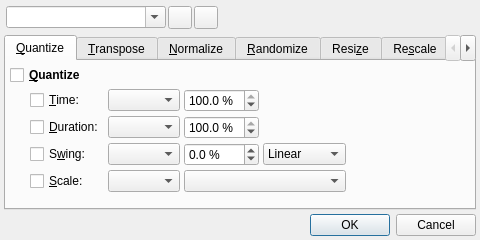
This is src/qtractorMidiToolsForm.ui in rncbc/qtractor as Qt 5 draws it before an edit. The edited form follows.
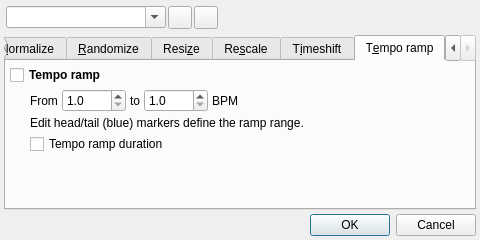
This is the edited form. The open tabs and pages were chosen to show the change. Icons and pictures are not drawn. Custom widgets are drawn as their Qt base class.

Commit message: - Introducing brand new MIDI clip tool: Tempo ramp. (EXPERIMENTAL)

Patch:
```diff
--- a/src/qtractorMidiToolsForm.ui
+++ b/src/qtractorMidiToolsForm.ui
@@ -150,7 +150,7 @@
          </property>
          <property name="sizeHint" stdset="0">
           <size>
-           <width>16</width>
+           <width>20</width>
            <height>20</height>
           </size>
          </property>
@@ -211,7 +211,7 @@
          </property>
          <property name="sizeHint" stdset="0">
           <size>
-           <width>16</width>
+           <width>20</width>
            <height>20</height>
           </size>
          </property>
@@ -342,7 +342,7 @@
          </property>
          <property name="sizeHint" stdset="0">
           <size>
-           <width>73</width>
+           <width>20</width>
            <height>20</height>
           </size>
          </property>
@@ -377,7 +377,7 @@
          <property name="sizeHint" stdset="0">
           <size>
            <width>20</width>
-           <height>16</height>
+           <height>20</height>
           </size>
          </property>
         </spacer>
@@ -1378,8 +1378,170 @@
          </property>
          <property name="sizeHint" stdset="0">
           <size>
-           <width>358</width>
-           <height>38</height>
+           <width>360</width>
+           <height>20</height>
+          </size>
+         </property>
+        </spacer>
+       </item>
+      </layout>
+     </widget>
+     <widget class="QWidget" name="Temporamp">
+      <attribute name="title">
+       <string>T&amp;empo ramp</string>
+      </attribute>
+      <layout class="QGridLayout">
+       <item row="0" column="0" colspan="7">
+        <widget class="QCheckBox" name="TemporampCheckBox">
+         <property name="font">
+          <font>
+           <weight>75</weight>
+           <bold>true</bold>
+          </font>
+         </property>
+         <property name="toolTip">
+          <string>Tempo ramp selected events</string>
+         </property>
+         <property name="text">
+          <string>Tempo ramp</string>
+         </property>
+        </widget>
+       </item>
+       <item row="1" column="0">
+        <spacer>
+         <property name="orientation">
+          <enum>Qt::Horizontal</enum>
+         </property>
+         <property name="sizeType">
+          <enum>QSizePolicy::Fixed</enum>
+         </property>
+         <property name="sizeHint" stdset="0">
+          <size>
+           <width>16</width>
+           <height>20</height>
+          </size>
+         </property>
+        </spacer>
+       </item>
+       <item row="1" column="1">
+        <widget class="QLabel" name="TemporampFromLabel">
+         <property name="text">
+          <string>From</string>
+         </property>
+        </widget>
+       </item>
+       <item row="1" column="2">
+        <widget class="QDoubleSpinBox" name="TemporampFromSpinBox">
+         <property name="minimumSize">
+          <size>
+           <width>60</width>
+           <height>0</height>
+          </size>
+         </property>
+         <property name="toolTip">
+          <string>Tempo ramp start</string>
+         </property>
+         <property name="accelerated">
+          <bool>true</bool>
+         </property>
+         <property name="decimals">
+          <number>1</number>
+         </property>
+         <property name="minimum">
+          <double>1.0</double>
+         </property>
+         <property name="maximum">
+          <double>1000.0</double>
+         </property>
+         <property name="singleStep">
+          <double>0.1</double>
+         </property>
+         <property name="value">
+          <double>0.0</double>
+         </property>
+        </widget>
+       </item>
+       <item row="1" column="3">
+        <widget class="QLabel" name="TemporampToLabel">
+         <property name="text">
+          <string>to</string>
+         </property>
+        </widget>
+       </item>
+       <item row="1" column="4">
+        <widget class="QDoubleSpinBox" name="TemporampToSpinBox">
+         <property name="minimumSize">
+          <size>
+           <width>60</width>
+           <height>0</height>
+          </size>
+         </property>
+         <property name="toolTip">
+          <string>Temporamp end</string>
+         </property>
+         <property name="accelerated">
+          <bool>true</bool>
+         </property>
+         <property name="decimals">
+          <number>1</number>
+         </property>
+         <property name="minimum">
+          <double>1.0</double>
+         </property>
+         <property name="maximum">
+          <double>1000.0</double>
+         </property>
+         <property name="singleStep">
+          <double>0.1</double>
+         </property>
+         <property name="value">
+          <double>0.0</double>
+         </property>
+        </widget>
+       </item>
+       <item row="1" column="5">
+        <widget class="QLabel" name="TemporampBpmLabel">
+         <property name="text">
+          <string>BPM</string>
+         </property>
+        </widget>
+       </item>
+       <item row="1" column="6">
+        <spacer>
+         <property name="orientation">
+          <enum>Qt::Horizontal</enum>
+         </property>
+          <property name="sizeHint" stdset="0">
+          <size>
+           <width>20</width>
+           <height>20</height>
+          </size>
+         </property>
+        </spacer>
+       </item>
+       <item row="2" column="1" colspan="6">
+        <widget class="QLabel" name="TemporampText">
+         <property name="text">
+          <string>Edit head/tail (blue) markers define the ramp range.</string>
+         </property>
+        </widget>
+       </item>
+       <item row="3" column="1" colspan="5">
+        <widget class="QCheckBox" name="TemporampDurationCheckBox">
+         <property name="text">
+          <string>Tempo ramp duration</string>
+         </property>
+        </widget>
+       </item>
+       <item row="4" column="1" colspan="6">
+        <spacer>
+         <property name="orientation">
+          <enum>Qt::Vertical</enum>
+         </property>
+         <property name="sizeHint" stdset="0">
+          <size>
+           <width>360</width>
+           <height>20</height>
           </size>
          </property>
         </spacer>
```
Left out of the diff: 37 changed lines with no effect on the pictures. The commit also changes 18 other files.
